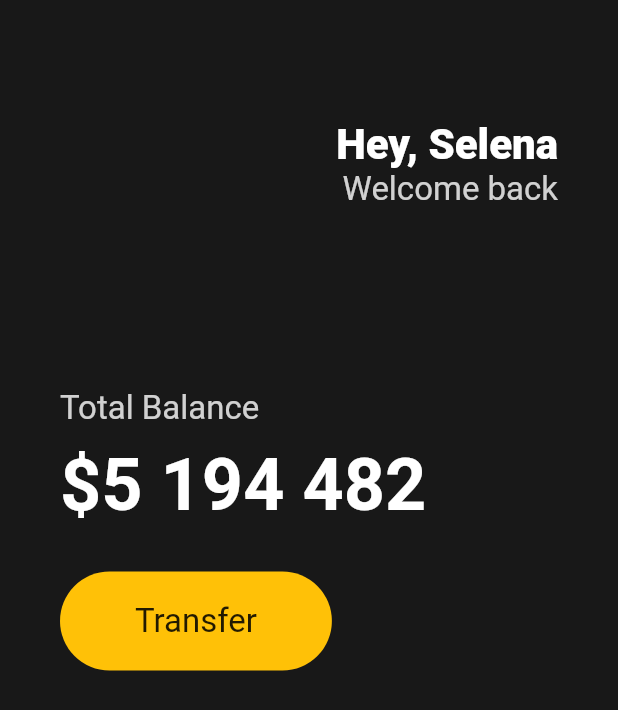
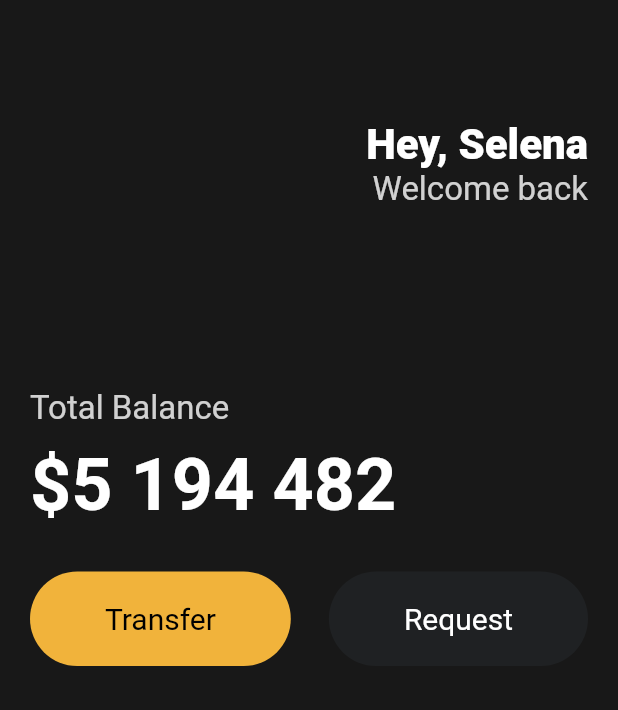
Before and after one commit to unbeatable-bot/Flutter-Practice, a Flutter app: the screen it shows after launch, on a phone screen of 412 x 824 dp. Shown: the top 710 px of the screen. Run offline on Flutter 3.47's test engine with Material 2 defaults, Android fonts, the phone set to English and light mode, and no system bars.

Commit message:
3.5 Reusable Widgets

```diff
--- a/lib/main.dart
+++ b/lib/main.dart
@@ -1,4 +1,5 @@
 import 'package:flutter/material.dart';
+import 'package:toonflix/widgets/button.dart';
 
 void main() {
   runApp(App());
@@ -11,7 +12,9 @@ class App extends StatelessWidget {
       home: Scaffold(
           backgroundColor: const Color(0xFF181818),
           body: Padding(
-            padding: const EdgeInsets.symmetric(horizontal: 40),
+            padding: const EdgeInsets.symmetric(
+              horizontal: 20,
+            ),
             child: Column(
               crossAxisAlignment: CrossAxisAlignment.start,
               children: [
@@ -68,24 +71,17 @@ class App extends StatelessWidget {
                   height: 30,
                 ),
                 Row(
-                  children: [
-                    Container(
-                      decoration: BoxDecoration(
-                        color: Colors.amber,
-                        borderRadius: BorderRadius.circular(45),
-                      ),
-                      child: const Padding(
-                        padding: EdgeInsets.symmetric(
-                          vertical: 20,
-                          horizontal: 50,
-                        ),
-                        child: Text(
-                          'Transfer',
-                          style: TextStyle(
-                            fontSize: 22,
-                          ),
-                        ),
-                      ),
+                  mainAxisAlignment: MainAxisAlignment.spaceBetween,
+                  children: const [
+                    Button(
+                      text: 'Transfer',
+                      bgColor: Color(0xFFF1B33B),
+                      textColor: Colors.black,
+                    ),
+                    Button(
+                      text: 'Request',
+                      bgColor: Color(0xFF1F2123),
+                      textColor: Colors.white,
                     )
                   ],
                 ),
--- /dev/null
+++ b/lib/widgets/button.dart
@@ -0,0 +1,36 @@
+import 'package:flutter/material.dart';
+
+class Button extends StatelessWidget {
+  final String text;
+  final Color bgColor, textColor;
+
+  const Button({
+    super.key,
+    required this.text,
+    required this.bgColor,
+    required this.textColor,
+  });
+
+  @override
+  Widget build(BuildContext context) {
+    return Container(
+      decoration: BoxDecoration(
+        color: bgColor,
+        borderRadius: BorderRadius.circular(45),
+      ),
+      child: Padding(
+        padding: const EdgeInsets.symmetric(
+          vertical: 20,
+          horizontal: 50,
+        ),
+        child: Text(
+          text,
+          style: TextStyle(
+            color: textColor,
+            fontSize: 20,
+          ),
+        ),
+      ),
+    );
+  }
+}
```
